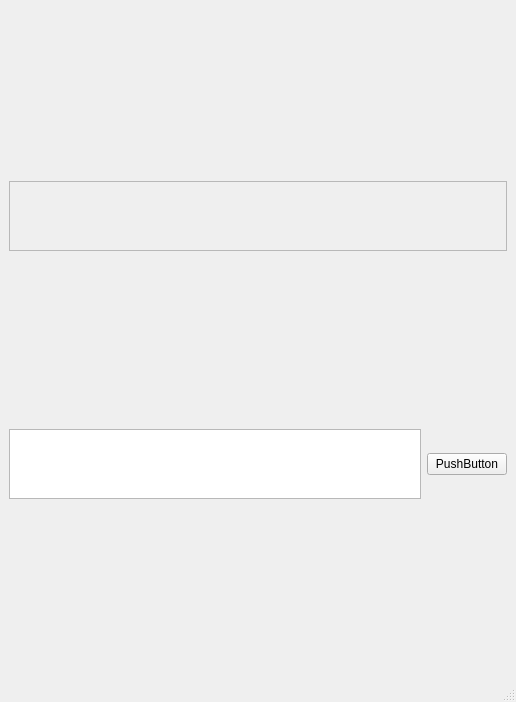
Old version of the form client.ui in the repository adsfasdfdsf/client.
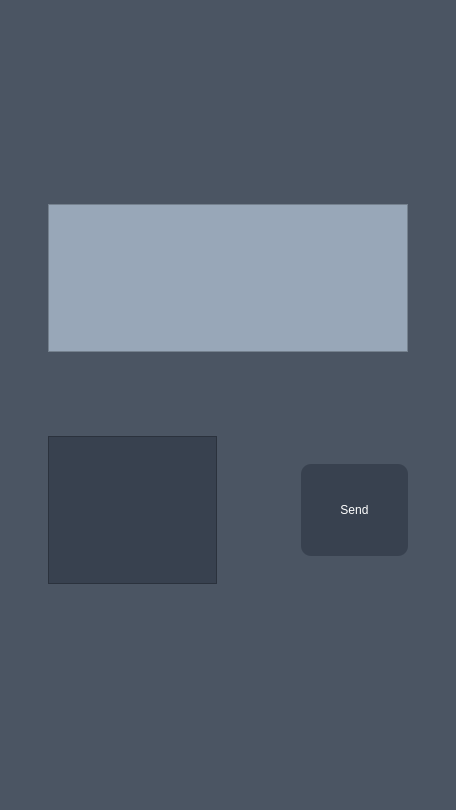
New version of the form.

Diff of the .ui file:
```diff
--- a/client.ui
+++ b/client.ui
@@ -6,13 +6,21 @@
    <rect>
     <x>0</x>
     <y>0</y>
-    <width>516</width>
-    <height>702</height>
+    <width>456</width>
+    <height>598</height>
    </rect>
   </property>
   <property name="windowTitle">
    <string>client</string>
   </property>
+  <property name="styleSheet">
+   <string notr="true">QWidget{
+	background: #4b5563;
+	padding: none;
+	margin: none
+
+}</string>
+  </property>
   <widget class="QWidget" name="centralwidget">
    <property name="sizePolicy">
     <sizepolicy hsizetype="Preferred" vsizetype="Maximum">
@@ -24,11 +32,23 @@
     <item>
      <widget class="QScrollArea" name="scrollArea">
       <property name="sizePolicy">
-       <sizepolicy hsizetype="Expanding" vsizetype="Maximum">
+       <sizepolicy hsizetype="Expanding" vsizetype="Minimum">
         <horstretch>0</horstretch>
         <verstretch>0</verstretch>
        </sizepolicy>
       </property>
+      <property name="styleSheet">
+       <string notr="true">QScrollArea{
+	margin: none;
+	padding: none;
+	background-color: #98a7b8;
+}
+QWidget{
+	background-color: #98a7b8;
+	margin: none;
+	padding: none;
+}</string>
+      </property>
       <property name="widgetResizable">
        <bool>true</bool>
       </property>
@@ -37,11 +57,30 @@
         <rect>
          <x>0</x>
          <y>0</y>
-         <width>496</width>
-         <height>69</height>
+         <width>263</width>
+         <height>16</height>
         </rect>
        </property>
-       <layout class="QVBoxLayout" name="verticalLayout_2"/>
+       <property name="sizePolicy">
+        <sizepolicy hsizetype="Minimum" vsizetype="Minimum">
+         <horstretch>0</horstretch>
+         <verstretch>0</verstretch>
+        </sizepolicy>
+       </property>
+       <layout class="QVBoxLayout" name="verticalLayout_2">
+        <property name="leftMargin">
+         <number>0</number>
+        </property>
+        <property name="topMargin">
+         <number>0</number>
+        </property>
+        <property name="rightMargin">
+         <number>0</number>
+        </property>
+        <property name="bottomMargin">
+         <number>0</number>
+        </property>
+       </layout>
       </widget>
      </widget>
     </item>
@@ -50,23 +89,37 @@
       <item>
        <widget class="QTextEdit" name="inputText">
         <property name="sizePolicy">
-         <sizepolicy hsizetype="Expanding" vsizetype="Maximum">
+         <sizepolicy hsizetype="Preferred" vsizetype="Maximum">
           <horstretch>0</horstretch>
           <verstretch>0</verstretch>
          </sizepolicy>
         </property>
+        <property name="styleSheet">
+         <string notr="true">QTextEdit{
+	background-color: #38414f;
+	color: white;
+}</string>
+        </property>
        </widget>
       </item>
       <item>
        <widget class="QPushButton" name="buttonSend">
         <property name="sizePolicy">
-         <sizepolicy hsizetype="Minimum" vsizetype="Maximum">
+         <sizepolicy hsizetype="Maximum" vsizetype="Maximum">
           <horstretch>0</horstretch>
           <verstretch>0</verstretch>
          </sizepolicy>
         </property>
+        <property name="styleSheet">
+         <string notr="true">QPushButton { 
+	background-color: #38414f;
+ 	border-style: solid;
+	border-radius: 10; 
+	color: white;
+}</string>
+        </property>
         <property name="text">
-         <string>PushButton</string>
+         <string>Send</string>
         </property>
        </widget>
       </item>
@@ -79,8 +132,8 @@
     <rect>
      <x>0</x>
      <y>0</y>
-     <width>516</width>
-     <height>22</height>
+     <width>456</width>
+     <height>178</height>
     </rect>
    </property>
   </widget>
```
